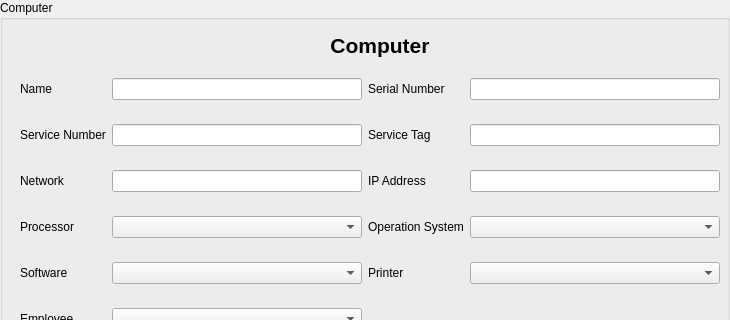
The window that src/app/computerinputarea.ui (jmuelbert/jmbde-QT) describes before a commit, drawn with Qt 5; both pictures show x 0 to 730 and y 0 to 320 of the 730 by 600 pixel window.
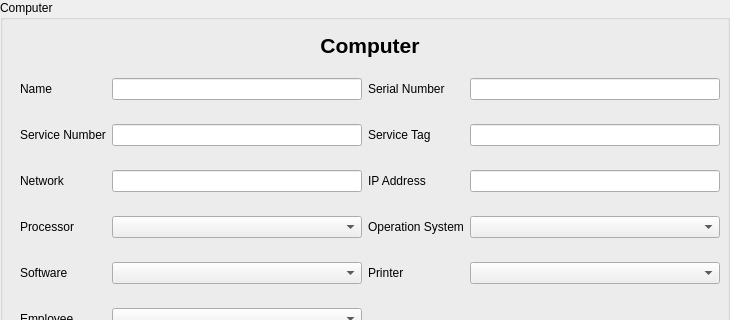
The same window after the commit.

The edit to the form file:
```diff
--- a/src/app/computerinputarea.ui
+++ b/src/app/computerinputarea.ui
@@ -33,7 +33,7 @@
      <rect>
       <x>10</x>
       <y>0</y>
-      <width>720</width>
+      <width>700</width>
       <height>30</height>
      </rect>
     </property>
@@ -343,16 +343,6 @@
      </item>
     </layout>
    </widget>
-   <widget class="QWidget" name="verticalLayoutWidget">
-    <property name="geometry">
-     <rect>
-      <x>10</x>
-      <y>0</y>
-      <width>601</width>
-      <height>31</height>
-     </rect>
-    </property>
-   </widget>
   </widget>
  </widget>
  <tabstops>
```
Left out of the diff: 8 changed lines with no effect on the pictures.
